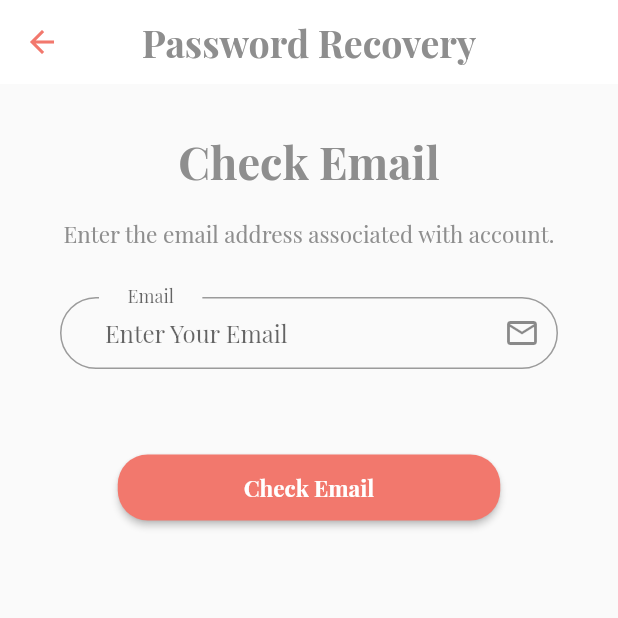
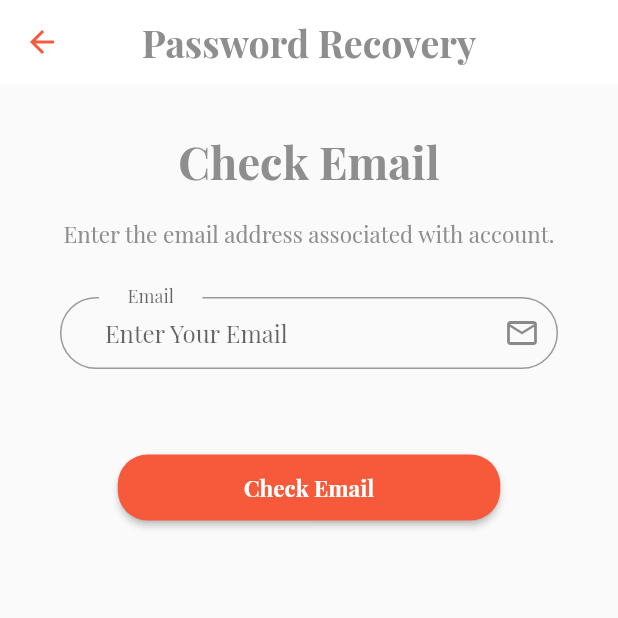
Before and after one commit to ghazi-hamada/ecommercecourse, a Flutter app: the ForgetPassword screen opened by its route, on a phone screen of 412 x 824 dp, the top half of it. Run offline on Flutter 3.47's test engine with Material 2 defaults, Android fonts, the phone set to English and light mode, and no system bars; our stand-ins replace cached_network_image, dartz, email_validator, firebase_core, firebase_messaging, flutter_otp_text_field and 4 more; accounts and stored records are empty; project files that could hold a hidden picture were left out.

```diff
--- a/lib/controller/home_controller.dart
+++ b/lib/controller/home_controller.dart
@@ -3,6 +3,7 @@ import 'package:ecommercecourse/core/class/status_request.dart';
 import 'package:ecommercecourse/core/function/handlingData_controller.dart';
 import 'package:ecommercecourse/core/services/servises.dart';
 import 'package:ecommercecourse/data/datasource/remote/home_data.dart';
+import 'package:flutter/material.dart';
 import 'package:get/get.dart';
 
 abstract class HomeController extends GetxController {
@@ -18,7 +19,7 @@ abstract class HomeController extends GetxController {
 class HomeControllerImp extends HomeController {
   StatusRequest statusRequest = StatusRequest.none;
   HomeData homeData = HomeData(Get.find());
-
+   bool lang =false;
   // List data = [];
   List categories = [];
   List items = [];
@@ -30,6 +31,7 @@ class HomeControllerImp extends HomeController {
   initialData() {
     username = myServices.sharedPreferences.getString('username');
     id = myServices.sharedPreferences.getString('id');
+   lang= myServices.sharedPreferences.getString("lang") == "ar";
     update();
   }
 
--- a/lib/core/constant/color.dart
+++ b/lib/core/constant/color.dart
@@ -4,7 +4,7 @@ class AppColor {
   static const Color grey = Color(0xff8e8e8e);
   static const Color black = Color(0xff000000);
   static const Color backgroundcolor = Color(0xffF8F9FD);
-  static const Color primaryColor = Color(0xffF2786D);
+  static const Color primaryColor = Color(0xffF65A3B);
   static const Color secoundColor = Color(0xffc0392b);
   static const Color thirdColor = Color.fromARGB(255, 255, 179, 170);
   static const Color retign = Colors.amber;
--- a/lib/core/localization/translation.dart
+++ b/lib/core/localization/translation.dart
@@ -59,6 +59,13 @@ class MyTranslations extends Translations {
           "45": "تم اعادة تعيين كلمة المرور بنجاح",
           "46": "تهانينا",
           "47": "الذهاب لتسجيل الدخول",
+          "48": "الاصناف",
+          "49": "المنتجات",
+          "50": "تقدم لك",
+          "51":"الرئيسية",
+          "52":"المفضلة",
+          "53":"شخص",
+          "54":"الاعدادات",
         },
 
         //translation Englash
@@ -119,6 +126,13 @@ class MyTranslations extends Translations {
           "45": "Password has been reset successfully",
           "46": "congratulations",
           "47": "Go To Login",
+          "48": "Categories",
+          "49": "Product for you",
+          "50": "Offer for you",
+          "51":"Home",
+          "52":"favorite",
+          "53":"person",
+          "54":"setting",
         },
       };
 }
--- a/lib/view/screen/auth/forget_password.dart
+++ b/lib/view/screen/auth/forget_password.dart
@@ -2,7 +2,7 @@ import 'package:ecommercecourse/controller/forgetPassword/forgetpassword_control
 import 'package:ecommercecourse/core/class/handling_data_view.dart';
 import 'package:ecommercecourse/core/class/status_request.dart';
 import 'package:ecommercecourse/core/constant/color.dart';
-import 'package:ecommercecourse/view/screen/pages_navbar/auth/TextFormField.dart';
+import 'package:ecommercecourse/view/widget/auth/TextFormField.dart';
 import 'package:ecommercecourse/view/widget/onBoarding/custom_button.dart';
 import 'package:email_validator/email_validator.dart';
 import 'package:flutter/material.dart';
--- a/lib/view/screen/auth/login.dart
+++ b/lib/view/screen/auth/login.dart
@@ -3,8 +3,8 @@ import 'package:ecommercecourse/core/class/handling_data_view.dart';
 import 'package:ecommercecourse/core/constant/color.dart';
 import 'package:ecommercecourse/core/constant/image_asset.dart';
 import 'package:ecommercecourse/core/function/validinput.dart';
-import 'package:ecommercecourse/view/screen/pages_navbar/auth/TextFormField.dart';
-import 'package:ecommercecourse/view/screen/pages_navbar/auth/goToLoginOrSignup.dart';
+import 'package:ecommercecourse/view/widget/auth/TextFormField.dart';
+import 'package:ecommercecourse/view/widget/auth/goToLoginOrSignup.dart';
 import 'package:ecommercecourse/view/widget/onBoarding/custom_button.dart';
 import 'package:flutter/material.dart';
 import 'package:get/get.dart';
--- a/lib/view/screen/auth/reset_password.dart
+++ b/lib/view/screen/auth/reset_password.dart
@@ -2,7 +2,7 @@ import 'package:ecommercecourse/controller/forgetPassword/resetPassword_conttrol
 import 'package:ecommercecourse/core/class/handling_data_view.dart';
 import 'package:ecommercecourse/core/class/status_request.dart';
 import 'package:ecommercecourse/core/function/validinput.dart';
-import 'package:ecommercecourse/view/screen/pages_navbar/auth/TextFormField.dart';
+import 'package:ecommercecourse/view/widget/auth/TextFormField.dart';
 import 'package:ecommercecourse/view/widget/onBoarding/custom_button.dart';
 import 'package:flutter/material.dart';
 import 'package:get/get.dart';
--- a/lib/view/screen/auth/signup.dart
+++ b/lib/view/screen/auth/signup.dart
@@ -2,8 +2,8 @@ import 'package:ecommercecourse/controller/auth/singup_controller.dart';
 import 'package:ecommercecourse/core/class/handling_data_view.dart';
 import 'package:ecommercecourse/core/function/aleretexitapp.dart';
 import 'package:ecommercecourse/core/function/validinput.dart';
-import 'package:ecommercecourse/view/screen/pages_navbar/auth/TextFormField.dart';
-import 'package:ecommercecourse/view/screen/pages_navbar/auth/goToLoginOrSignup.dart';
+import 'package:ecommercecourse/view/widget/auth/TextFormField.dart';
+import 'package:ecommercecourse/view/widget/auth/goToLoginOrSignup.dart';
 import 'package:ecommercecourse/view/widget/onBoarding/custom_button.dart';
 import 'package:flutter/material.dart';
 import 'package:get/get.dart';
--- a/lib/view/screen/pages_navbar/home_page.dart
+++ b/lib/view/screen/pages_navbar/home_page.dart
@@ -33,15 +33,15 @@ class HomePage extends StatelessWidget {
                 body: "Cashback 20%",
               ),
               // listview for categories
-              const CustomTitleHome(title: "Categories"),
+              CustomTitleHome(title: "48".tr),
               const ListCategoriesHome(),
               // title for product
-              const CustomTitleHome(title: "Product for you"),
+              CustomTitleHome(title: "49".tr),
               const SizedBox(height: 10),
               // listview for product
               const ListItemsHome(),
               // title for product
-              const CustomTitleHome(title: "Offer for you"),
+              CustomTitleHome(title: "50".tr),
               // listview for product
               const ListItemsHome(),
             ],
--- a/lib/view/screen/pages_navbar/auth/goToLoginOrSignup.dart
+++ b/lib/view/widget/auth/goToLoginOrSignup.dart
@@ -1,6 +1,6 @@
 import 'package:flutter/material.dart';
 
-import '../../../../core/constant/color.dart';
+import '../../../core/constant/color.dart';
 
 class TextSingUpAndIn extends StatelessWidget {
   const TextSingUpAndIn({
--- a/lib/view/widget/home/custum_appbar.dart
+++ b/lib/view/widget/home/custum_appbar.dart
@@ -23,7 +23,7 @@ class CustumAppbar extends StatelessWidget {
               decoration: InputDecoration(
                   hintText: titleAppBar,
                   border: InputBorder.none,
-                  prefixIcon: Icon(Icons.search)),
+                  prefixIcon: const Icon(Icons.search)),
             ),
           ),
         ),
--- a/lib/view/widget/home/list_items_home.dart
+++ b/lib/view/widget/home/list_items_home.dart
@@ -1,5 +1,6 @@
 import 'package:cached_network_image/cached_network_image.dart';
 import 'package:ecommercecourse/controller/home_controller.dart';
+import 'package:ecommercecourse/core/class/translate_database.dart';
 import 'package:ecommercecourse/data/model/items_model.dart';
 import 'package:ecommercecourse/link_api.dart';
 import 'package:flutter/material.dart';
@@ -79,7 +80,9 @@ class _Items extends StatelessWidget {
               mainAxisAlignment: MainAxisAlignment.center,
               children: [
                 Text(
-                  "${itemsModel.itemsName}",
+                  translateDatabase(
+                      english: "${itemsModel.itemsName}",
+                      arabic: "${itemsModel.itemsNameAr}"),
                   style: const TextStyle(
                       overflow: TextOverflow.ellipsis,
                       color: Colors.white,
--- a/lib/view/widget/items/custom_list_items.dart
+++ b/lib/view/widget/items/custom_list_items.dart
@@ -1,4 +1,5 @@
 import 'package:ecommercecourse/controller/items_controller.dart';
+import 'package:ecommercecourse/core/class/translate_database.dart';
 import 'package:ecommercecourse/core/constant/color.dart';
 import 'package:ecommercecourse/data/model/items_model.dart';
 import 'package:flutter/material.dart';
@@ -34,7 +35,7 @@ class CustomListItems extends GetView<ItemsControllerImp> {
               ),
               const SizedBox(height: 10),
               Text(
-                "${itemsModel.itemsName}",
+                "${translateDatabase(arabic: itemsModel.itemsNameAr!, english: itemsModel.itemsName!)}",
                 overflow: TextOverflow.ellipsis,
                 style: const TextStyle(
                   color: AppColor.black,
--- a/lib/view/widget/items/list_categorise_items.dart
+++ b/lib/view/widget/items/list_categorise_items.dart
@@ -1,4 +1,5 @@
 import 'package:ecommercecourse/controller/items_controller.dart';
+import 'package:ecommercecourse/core/class/translate_database.dart';
 import 'package:flutter/material.dart';
 
 import 'package:get/get.dart';
@@ -71,7 +72,7 @@ class _Categorise extends StatelessWidget {
                       ),
                     ),
               child: Text(
-                "${categoriesModel.categoriesName}",
+                "${translateDatabase(arabic: categoriesModel.categoriesNameAr!, english: categoriesModel.categoriesName!)}",
                 style: TextStyle(
                     fontSize: 20,
                     color: index == controller.index
```
Also changed, not shown: lib/controller/homescreen_controller.dart (+4 -4 lines), lib/core/class/translate_database.dart (added, +17 -0 lines), lib/view/widget/home/custom_card_home.dart (+5 -2 lines), lib/view/widget/home/list_categorise_home.dart (+7 -4 lines), lib/controller/productDetails_controller.dart (added), lib/view/screen/product_details.dart (added), lib/view/widget/auth/TextFormField.dart (renamed from lib/view/screen/pages_navbar/auth/TextFormField.dart). Lines whose indentation alone changed are shown as unchanged.
